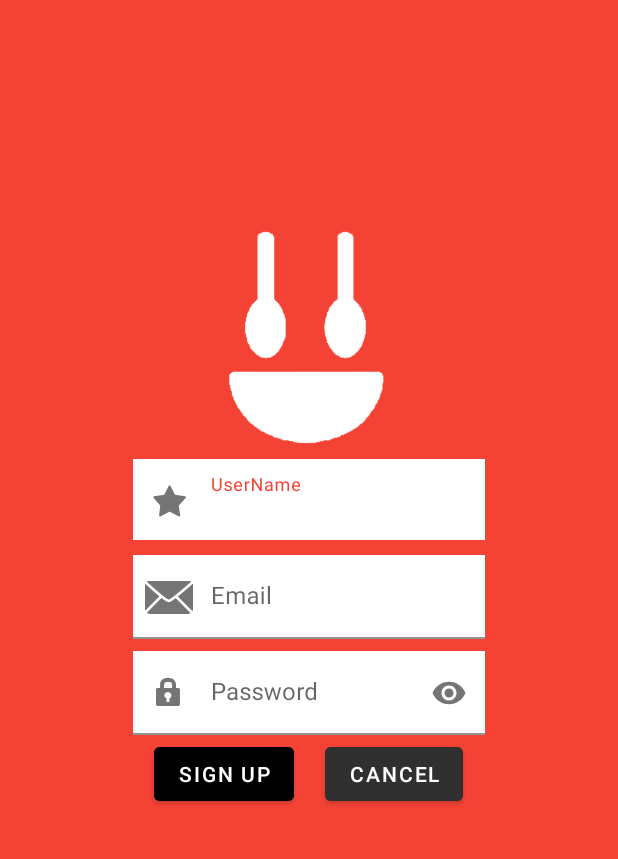
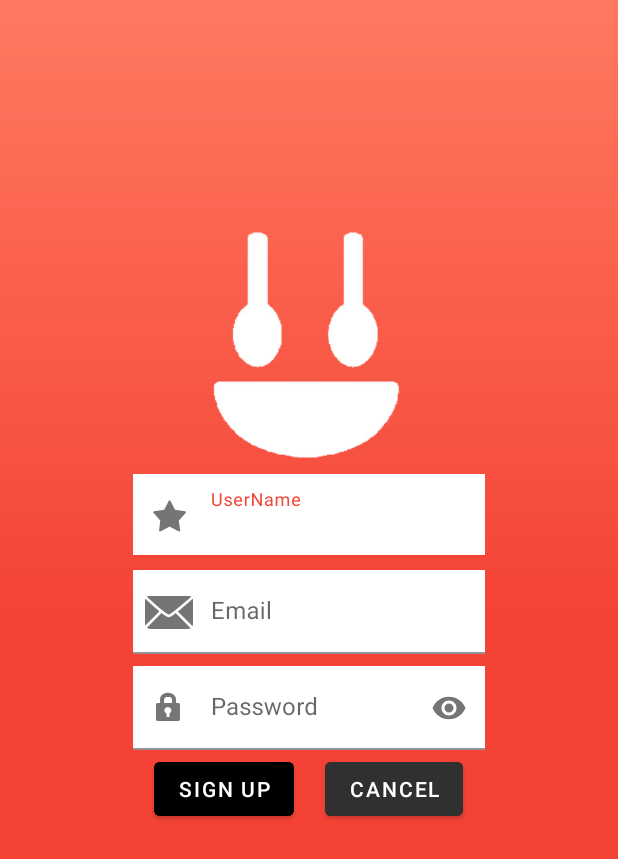
Before and after one commit to fregonaespanola/First, an Android app: the screen it shows after launch (SignUpActivity), after a tap on "Have you got an account? Sign up here", on a phone screen of 412 x 824 dp. Shown: the top 859 px of the screen. Run offline under Robolectric (Android 15) with nearby library versions, the phone set to English and light mode, and no system bars; 1 other tap on this screen came first.

Commit message:
Animacion principal de logo

```diff
--- /dev/null
+++ b/app/src/main/java/com/dgarcia/first/Splash.java
@@ -0,0 +1,79 @@
+package com.dgarcia.first;
+
+import androidx.appcompat.app.AppCompatActivity;
+
+import android.content.Intent;
+import android.graphics.drawable.ColorDrawable;
+import android.os.Bundle;
+import android.os.Handler;
+import android.view.animation.Animation;
+import android.view.animation.AnimationUtils;
+import android.widget.ImageView;
+
+import com.bumptech.glide.Glide;
+import com.bumptech.glide.load.resource.drawable.DrawableTransitionOptions;
+
+public class Splash extends AppCompatActivity {
+
+    @Override
+    protected void onCreate(Bundle savedInstanceState) {
+        super.onCreate(savedInstanceState);
+        setContentView(R.layout.activity_splash);
+        openApp();
+
+
+
+        ImageView foodier = findViewById(R.id.logofoodier);
+
+
+        Animation myanim = AnimationUtils.loadAnimation(this, R.anim.rotate_anim1);
+        Animation myanim2 = AnimationUtils.loadAnimation(this, R.anim.rotate_anim2);
+        Animation myanim3 = AnimationUtils.loadAnimation(this, R.anim.rotate_anim3);
+        foodier.startAnimation(myanim);
+
+        new Handler().postDelayed(new Runnable()
+        {
+            @Override
+            public void run()
+            {
+                foodier.startAnimation(myanim2);
+            }
+        }, 500);
+
+        new Handler().postDelayed(new Runnable()
+        {
+            @Override
+            public void run()
+            {
+                foodier.startAnimation(myanim3);
+            }
+        }, 1200);
+
+        ImageView mFood = findViewById(R.id.mFood);
+
+        Glide.with(this)
+                .load(R.drawable.cook)
+                .transition(DrawableTransitionOptions.withCrossFade(100))
+                .into(mFood);
+
+    }
+
+    private void openApp() {
+
+        Handler handler = new Handler();
+        handler.postDelayed(new Runnable()
+        {
+            @Override
+            public void run() {
+                Intent intent = new Intent(Splash
+                        .this, LoginActivity.class);
+                startActivity(intent);
+            }
+        }, 5000);
+
+
+    }
+
+
+
+}
--- /dev/null
+++ b/app/src/main/res/anim/rotate_anim1.xml
@@ -0,0 +1,10 @@
+<?xml version="1.0" encoding="utf-8"?>
+<rotate xmlns:android="http://schemas.android.com/apk/res/android"
+
+    android:duration="1000"
+    android:fromDegrees="-20"
+    android:pivotX="50%"
+    android:pivotY="50%"
+    android:toDegrees="20">
+
+</rotate>
--- /dev/null
+++ b/app/src/main/res/anim/rotate_anim2.xml
@@ -0,0 +1,10 @@
+<?xml version="1.0" encoding="utf-8"?>
+<rotate xmlns:android="http://schemas.android.com/apk/res/android"
+
+    android:duration="1200"
+    android:fromDegrees="20"
+    android:pivotX="50%"
+    android:pivotY="50%"
+    android:toDegrees="-5">
+
+</rotate>
--- /dev/null
+++ b/app/src/main/res/anim/rotate_anim3.xml
@@ -0,0 +1,10 @@
+<?xml version="1.0" encoding="utf-8"?>
+<rotate xmlns:android="http://schemas.android.com/apk/res/android"
+
+    android:duration="1500"
+    android:fromDegrees="-5"
+    android:pivotX="50%"
+    android:pivotY="50%"
+    android:toDegrees="0">
+
+</rotate>
--- a/app/src/main/res/drawable/gradient.xml
+++ b/app/src/main/res/drawable/gradient.xml
@@ -6,5 +6,5 @@
         android:startColor="#f44335"
         android:centerColor="#f44335"
         android:endColor="#ff7960"
-        android:angle="90"
+        android:angle="90"></gradient>
 </shape>
--- a/app/src/main/res/layout/loginactivity.xml
+++ b/app/src/main/res/layout/loginactivity.xml
@@ -111,13 +111,13 @@
         ></TextView>
 
     <ImageView
-        android:layout_width="200dp"
-        android:layout_height="150dp"
+        android:layout_width="150dp"
+        android:layout_height="160dp"
         android:layout_marginTop="150dp"
         app:layout_constraintTop_toTopOf="parent"
         app:layout_constraintStart_toStartOf="parent"
         app:layout_constraintEnd_toEndOf="parent"
-        android:src="@drawable/logofoodier"
+        android:background="@drawable/logofoodier"
         android:id="@+id/log"
         >
 
--- a/app/src/main/res/layout/signupactivity.xml
+++ b/app/src/main/res/layout/signupactivity.xml
@@ -5,7 +5,7 @@
     android:layout_width="match_parent"
     android:layout_height="match_parent"
     tools:context=".SignUpActivity"
-    android:background="@color/redp">
+    android:background="@drawable/gradient">
 
     <com.google.android.material.textfield.TextInputLayout
         android:id="@+id/til_username"
@@ -81,13 +81,13 @@
     </Button>
 
     <ImageView
-        android:layout_width="200dp"
-        android:layout_height="150dp"
+        android:layout_width="150dp"
+        android:layout_height="160dp"
         android:layout_marginTop="150dp"
         app:layout_constraintTop_toTopOf="parent"
         app:layout_constraintStart_toStartOf="parent"
         app:layout_constraintEnd_toEndOf="parent"
-        android:src="@drawable/logofoodier"
+        android:background="@drawable/logofoodier"
         android:id="@+id/log"
         >
 
--- a/app/src/main/res/values/strings.xml
+++ b/app/src/main/res/values/strings.xml
@@ -1,3 +1,3 @@
 <resources>
-    <string name="app_name">Fundamentals</string>
+    <string name="app_name">First</string>
 </resources>
```
Also changed, not shown: app/src/main/AndroidManifest.xml (+13 -8 lines), app/src/main/res/anim/fadein_anim1.xml (added, +9 -0 lines), app/src/main/res/layout/activity_splash.xml (added, +37 -0 lines), app/src/main/res/drawable/cook.jpg (added), app/src/main/res/logofoodier.png/logofoddier.png (deleted).
